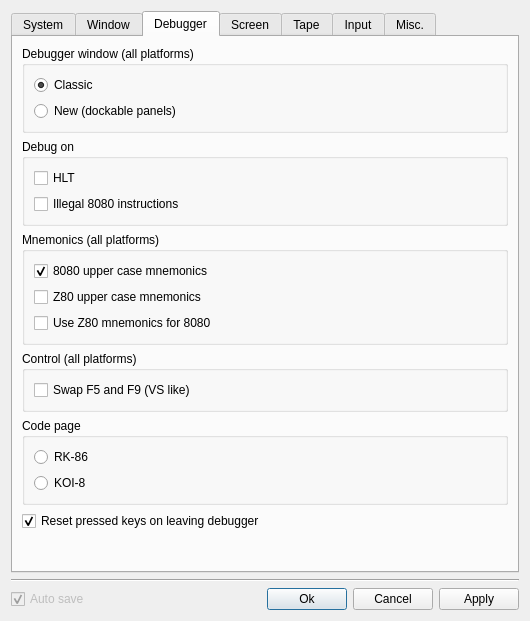
Qt form src/qt/qtSettingsDialog.ui (vpyk/emu80v4) before a commit.
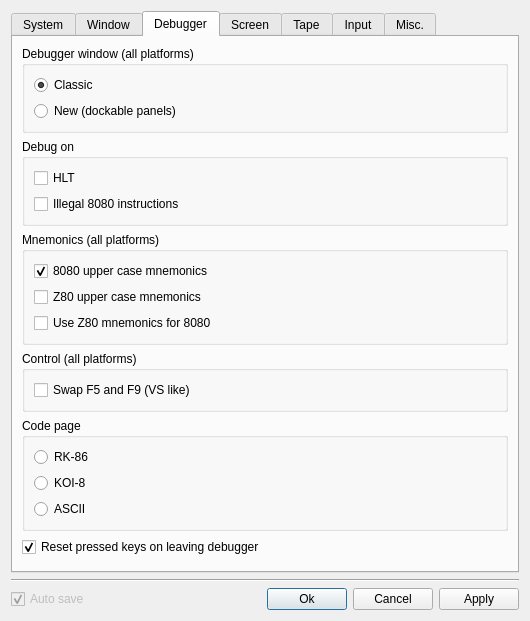
The same form after that commit. The open tabs and pages were chosen to show the change.

Commit message:
ASCII debugger code page for ZX Spectrum, MCP switch_platform name check
The new ascii code page shows 7-bit ASCII without Cyrillic in the memory
dump; the ZX Spectrum configurations use it instead of KOI-8, which showed
graphics and BASIC tokens as Cyrillic letters. It can be selected in the
settings dialog.
MCP switch_platform with an unknown platform name returns an error instead
of leaving the emulator without a platform, which made it exit.

```diff
--- a/src/qt/qtSettingsDialog.ui
+++ b/src/qt/qtSettingsDialog.ui
@@ -1152,6 +1152,13 @@
             </property>
            </widget>
           </item>
+          <item>
+           <widget class="QRadioButton" name="asciiCodePageRadioButton">
+            <property name="text">
+             <string notr="true">ASCII</string>
+            </property>
+           </widget>
+          </item>
          </layout>
         </widget>
        </item>
```
The commit also changes 7 other files.
